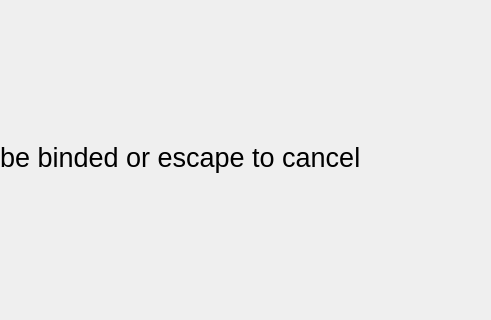
Before: the Qt Designer form mainwindow.ui in bembek7/DigitalPiano, drawn with Qt 5; both pictures show x 531 to 1022 and y 92 to 412 of the 1022 by 544 pixel window.
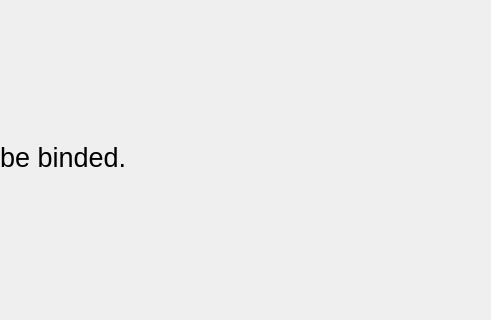
After: the same form once the commit is applied. The open tabs and pages were chosen to show the change.

Commit message: Key binding implemented.

```diff
--- a/mainwindow.ui
+++ b/mainwindow.ui
@@ -858,7 +858,7 @@
        </font>
       </property>
       <property name="text">
-       <string>Click key you want to be binded or escape to cancel</string>
+       <string>Click key you want to be binded.</string>
       </property>
      </widget>
      <zorder>KeyBindingInfo</zorder>
```
The commit also changes 2 other files.
